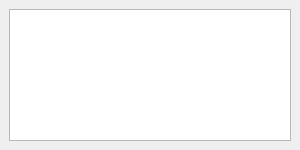
Before: the Qt Designer form src/gui-qt/metasprite/metasprite/palettesdock.ui in undisbeliever/untech-editor, drawn with Qt 5.
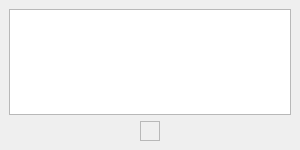
After: the same form once the commit is applied.

Commit message: gui-ms: show selected MS palette

The edit to the form file:
```diff
--- a/src/gui-qt/metasprite/metasprite/palettesdock.ui
+++ b/src/gui-qt/metasprite/metasprite/palettesdock.ui
@@ -29,7 +29,7 @@
       <property name="minimumSize">
        <size>
         <width>270</width>
-        <height>100</height>
+        <height>80</height>
        </size>
       </property>
       <property name="horizontalScrollBarPolicy">
@@ -43,6 +43,28 @@
       </property>
      </widget>
     </item>
+    <item>
+     <layout class="QHBoxLayout" name="horizontalLayout">
+      <item>
+       <widget class="QFrame" name="selectedPalette">
+        <property name="frameShape">
+         <enum>QFrame::StyledPanel</enum>
+        </property>
+        <property name="frameShadow">
+         <enum>QFrame::Raised</enum>
+        </property>
+        <layout class="QGridLayout" name="colorGrid">
+         <property name="sizeConstraint">
+          <enum>QLayout::SetFixedSize</enum>
+         </property>
+         <property name="spacing">
+          <number>1</number>
+         </property>
+        </layout>
+       </widget>
+      </item>
+     </layout>
+    </item>
    </layout>
   </widget>
  </widget>
```
The commit also changes 2 other files.
